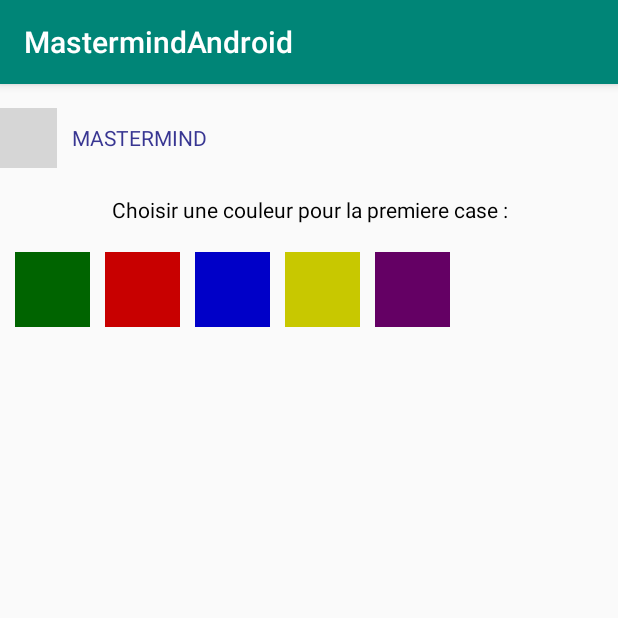
After one commit to nclsdvl/MastermindAndroid, an Android app: the mastermind screen opened directly, with no data from a screen before it, on a phone screen of 412 x 824 dp, the top half of it. The commit adds this screen. Run offline under Robolectric (Android 15) with nearby library versions, the phone set to English and light mode, and no system bars; grey boxes are pictures that could not be loaded.

Commit message:
mastermind page2

```diff
--- /dev/null
+++ b/app/src/main/java/com/nicolas/mastermindandroid/mastermind.java
@@ -0,0 +1,32 @@
+package com.nicolas.mastermindandroid;
+
+import android.graphics.Color;
+import android.os.Bundle;
+import android.support.v7.app.AppCompatActivity;
+import android.view.View;
+
+
+public class mastermind extends AppCompatActivity {
+
+    protected void onCreate(Bundle savedInstanceState) {
+        super.onCreate(savedInstanceState);
+        setContentView(R.layout.mastermind);
+
+        View myRectangleViewVert = findViewById(R.id.myRectangleViewVert);
+        myRectangleViewVert.setBackgroundColor(Color.argb(255,0,100,0));
+
+        View myRectangleViewRouge = findViewById(R.id.myRectangleViewRouge);
+        myRectangleViewRouge.setBackgroundColor(Color.argb(255,200,0,0));
+
+        View myRectangleViewBleu = findViewById(R.id.myRectangleViewBleu);
+        myRectangleViewBleu.setBackgroundColor(Color.argb(255,0,0,200));
+
+        View myRectangleViewJaune = findViewById(R.id.myRectangleViewJaune);
+        myRectangleViewJaune.setBackgroundColor(Color.argb(255,200,200,0));
+
+        View myRectangleViewViolet = findViewById(R.id.myRectangleViewViolet);
+        myRectangleViewViolet.setBackgroundColor(Color.argb(255,100,0,100));
+    }
+
+    // YourView.setBackgroundColor(Color.argb(255, 255, 255, 255));
+}
--- /dev/null
+++ b/app/src/main/res/drawable/rectangle.xml
@@ -0,0 +1,7 @@
+<?xml version="1.0" encoding="utf-8"?>
+<shape xmlns:android="http://schemas.android.com/apk/res/android" android:shape="rectangle">
+    <solid android:color="@android:color/transparent"/>
+    <corners android:radius="12px"/>
+    <stroke  android:width="2dip" android:color="#40c000"/>
+
+</shape>
--- /dev/null
+++ b/app/src/main/res/layout/mastermind.xml
@@ -0,0 +1,95 @@
+<?xml version="1.0" encoding="utf-8"?>
+
+
+<android.support.constraint.ConstraintLayout xmlns:android="http://schemas.android.com/apk/res/android"
+    xmlns:app="http://schemas.android.com/apk/res-auto"
+    xmlns:tools="http://schemas.android.com/tools"
+    android:id="@+id/linearLayout"
+    android:layout_width="match_parent"
+    android:layout_height="match_parent"
+    tools:layout_editor_absoluteY="81dp">
+
+    <ImageView
+        android:id="@+id/imageView10"
+        android:layout_width="38dp"
+        android:layout_height="40dp"
+        android:layout_marginTop="16dp"
+        android:textColor="@color/titre_color"
+        app:layout_constraintTop_toTopOf="parent"
+        app:srcCompat="@drawable/icojeux"
+        tools:layout_editor_absoluteX="0dp" />
+
+    <TextView
+        android:id="@+id/textView6"
+        android:layout_width="154dp"
+        android:layout_height="40dp"
+        android:layout_marginStart="48dp"
+        android:layout_marginTop="16dp"
+        android:gravity="clip_vertical|fill|fill_horizontal"
+        android:text="MASTERMIND"
+        android:textColor="@color/titre_color"
+        app:layout_constraintStart_toStartOf="parent"
+        app:layout_constraintTop_toTopOf="parent" />
+
+    <TextView
+        android:id="@+id/textView7"
+        android:layout_width="354dp"
+        android:layout_height="27dp"
+        android:layout_marginStart="12dp"
+        android:layout_marginTop="70dp"
+        android:layout_marginEnd="8dp"
+        android:gravity="center"
+        android:text="Choisir une couleur pour la premiere case : "
+        android:textColor="@android:color/black"
+        app:layout_constraintEnd_toEndOf="parent"
+        app:layout_constraintStart_toStartOf="parent"
+        app:layout_constraintTop_toTopOf="parent" />
+
+    <LinearLayout
+        android:layout_width="395dp"
+        android:layout_height="91dp"
+        android:layout_marginTop="112dp"
+        android:orientation="horizontal"
+        app:layout_constraintTop_toTopOf="parent"
+        tools:layout_editor_absoluteX="8dp">
+
+        <View
+            android:id="@+id/myRectangleViewVert"
+            android:layout_width="50dp"
+            android:layout_height="50dp"
+            android:layout_marginLeft="10dp"
+            android:background="@drawable/rectangle"/>
+
+        <View
+            android:id="@+id/myRectangleViewRouge"
+            android:layout_width="50dp"
+            android:layout_height="50dp"
+            android:layout_marginLeft="10dp"
+            android:background="@drawable/rectangle" />
+
+        <View
+            android:id="@+id/myRectangleViewBleu"
+            android:layout_width="50dp"
+            android:layout_height="50dp"
+            android:layout_marginLeft="10dp"
+            android:background="@drawable/rectangle"/>
+
+        <View
+            android:id="@+id/myRectangleViewJaune"
+            android:layout_width="50dp"
+            android:layout_height="50dp"
+            android:layout_marginLeft="10dp"
+            android:background="@drawable/rectangle" />
+
+        <View
+            android:id="@+id/myRectangleViewViolet"
+            android:layout_width="50dp"
+            android:layout_height="50dp"
+            android:layout_marginLeft="10dp"
+            android:background="@drawable/rectangle" />
+
+
+    </LinearLayout>
+
+
+</android.support.constraint.ConstraintLayout>
--- a/app/src/main/res/values/strings.xml
+++ b/app/src/main/res/values/strings.xml
@@ -1,4 +1,7 @@
 <resources>
     <string name="app_name">MastermindAndroid</string>
     <string name="jouer">JOUER</string>
+    <string name="regles1">  - Une séquence de 4 couleurs parmis 5 à été \n choisie.</string>
+    <string name="regles2">  - Le but est de retrouver cette séquence en moins de 10 essais.</string>
+    <string name="regles3">  - A chaque essai, on vous precisera le nombre de couleurs bien placé (rond vert), le nombre de bonnes couleurs mal placées (rond noir).</string>
 </resources>
```
Also changed, not shown: app/src/main/AndroidManifest.xml (+11 -0 lines), app/src/main/java/com/nicolas/mastermindandroid/MainActivity.java (+15 -0 lines), app/src/main/res/layout/activity_main.xml (+26 -9 lines).
